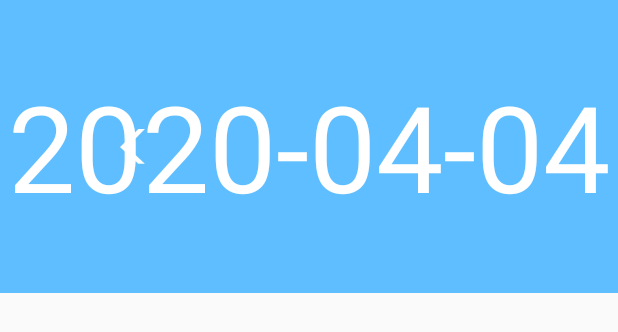
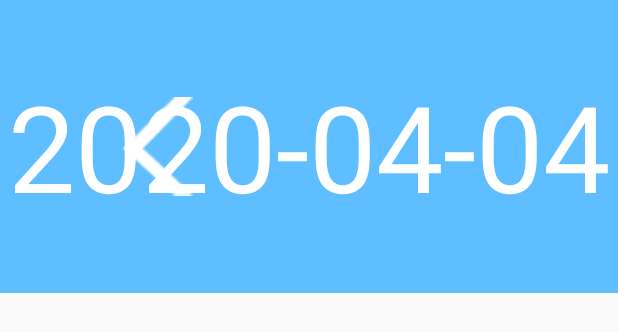
Before and after one commit to DMingOu/SH_DATA_APP, an Android app: the layout fragment_cities_situation.xml on its own in the app's theme, with its tools: preview values and no code run, on a phone screen of 412 x 824 dp. Shown: the top 332 px of the screen. Run offline under Robolectric (Android 15) with nearby library versions, the phone set to English and light mode, and no system bars.

Commit message:
初步实现地区打卡情况页面网络请求

```diff
--- a/app/src/main/java/com/qg/sh_data_app/core/bean/HeatMapData.kt
+++ b/app/src/main/java/com/qg/sh_data_app/core/bean/HeatMapData.kt
@@ -11,12 +11,12 @@ data class HeatMapData(
     @SerializedName("code")
     val code: String,
     @SerializedName("data")
-    val data: List<Data>,
+    val data: List<HeatMapDots>,
     @SerializedName("message")
     val message: String
 )
 
-data class Data(
+data class HeatMapDots(
     @SerializedName("count")
     val count: Int,
     @SerializedName("lat")
--- a/app/src/main/java/com/qg/sh_data_app/ui/MainFragment.java
+++ b/app/src/main/java/com/qg/sh_data_app/ui/MainFragment.java
@@ -10,10 +10,10 @@ import androidx.annotation.Nullable;
 
 import com.blankj.utilcode.util.ToastUtils;
 import com.leaf.library.StatusBarUtil;
-import com.orhanobut.logger.Logger;
 import com.qg.sh_data_app.R;
 import com.qg.sh_data_app.base.BaseFragment;
 import com.qg.sh_data_app.databinding.FragmentMainBinding;
+import com.qg.sh_data_app.ui.Area_Situation.CitySituationFragment;
 
 /**
  * @description: 主界面Fragment,功能菜单
@@ -72,9 +72,11 @@ public class MainFragment extends BaseFragment {
         //左上角头像的点击事件
         binding.viewAvatarMain.setOnClickListener( v -> {
             //测试跳转设置为跳转为地图页
-            start(new MapFragment());
+            start(new CitySituationFragment());
         });
     }
+
+
 
     @Override
     public boolean onBackPressedSupport() {
--- a/app/src/main/java/com/qg/sh_data_app/ui/MapFragment.kt
+++ b/app/src/main/java/com/qg/sh_data_app/ui/MapFragment.kt
@@ -14,8 +14,8 @@ import com.leaf.library.StatusBarUtil
 import com.orhanobut.logger.Logger
 import com.qg.sh_data_app.R
 import com.qg.sh_data_app.base.BaseFragment
-import com.qg.sh_data_app.core.bean.Data
 import com.qg.sh_data_app.core.bean.HeatMapData
+import com.qg.sh_data_app.core.bean.HeatMapDots
 import com.qg.sh_data_app.core.net.RetrofitManager
 import com.qg.sh_data_app.databinding.FragmentMapBinding
 import io.reactivex.Observable
@@ -128,7 +128,7 @@ class MapFragment : BaseFragment() {
                 })
     }
 
-    private fun showHeatMapData( dots : List<Data>? ){
+    private fun showHeatMapData( dots : List<HeatMapDots>? ){
         val observable: Observable<HeatMap> = Observable.create(ObservableOnSubscribe<HeatMap > {
             val heatDotList : MutableList<WeightedLatLng> = mutableListOf()
             dots?.forEach {
--- a/app/src/main/res/layout/fragment_cities_situation.xml
+++ b/app/src/main/res/layout/fragment_cities_situation.xml
@@ -1,12 +1,13 @@
 <?xml version="1.0" encoding="utf-8"?>
-<androidx.constraintlayout.widget.ConstraintLayout
+<LinearLayout
        android:id = "@+id/cl_city_situation"
        xmlns:android = "http://schemas.android.com/apk/res/android"
        android:layout_width = "match_parent"
        android:layout_height = "match_parent"
+       android:orientation="vertical"
        xmlns:app = "http://schemas.android.com/apk/res-auto">
 
-       <androidx.constraintlayout.widget.ConstraintLayout
+       <RelativeLayout
           android:id = "@+id/cl_title_city_situation"
           android:layout_width="match_parent"
           android:layout_height="88pt"
@@ -16,28 +17,29 @@
 
                 <ImageView
                 android:id = "@+id/iv_back_city_situation"
-                android:layout_width = "wrap_content"
-                android:layout_height = "wrap_content"
+                android:layout_width = "22pt"
+                android:layout_height = "31pt"
+                android:layout_centerVertical="true"
                 android:layout_marginStart="36pt"
-                android:scaleType = "fitStart"
-                android:src = "@mipmap/ic_back_left_white_titlebar"
-                app:layout_constraintBottom_toBottomOf = "parent"
-                app:layout_constraintTop_toTopOf = "parent"
-                app:layout_constraintStart_toStartOf="parent"/>
+                android:src = "@mipmap/back"
+                />
 
                 <TextView
                 android:id = "@+id/tv_title_time_city_situation"
                 android:layout_width = "wrap_content"
-                android:layout_height = "match_parent"
-                android:gravity = "center"
+                android:layout_height = "wrap_content"
+                android:layout_centerInParent="true"
                 android:text = "2020-04-04"
                 android:textColor = "#FFFFFF"
                 android:textSize = "36pt"
-                app:layout_constraintEnd_toEndOf = "parent"
-                app:layout_constraintStart_toStartOf = "parent" />
+                />
 
-            </androidx.constraintlayout.widget.ConstraintLayout>
+            </RelativeLayout>
 
+       <androidx.recyclerview.widget.RecyclerView
+       android:id = "@+id/rv_area_situation"
+       android:layout_width = "match_parent"
+       android:layout_height = "match_parent"
+       />
 
-
-</androidx.constraintlayout.widget.ConstraintLayout>
+</LinearLayout>
--- a/app/src/main/res/layout/item_area_situation.xml
+++ b/app/src/main/res/layout/item_area_situation.xml
@@ -28,7 +28,7 @@
       <View
       android:layout_width = "wrap_content"
       android:layout_height = "3pt"
-      android:background="#ffebe9e9"
+      android:background="@color/bg_divide_line"
       android:layout_alignParentBottom="true"
       />
 
--- a/app/src/main/res/values/strings.xml
+++ b/app/src/main/res/values/strings.xml
@@ -1,3 +1,5 @@
 <resources>
     <string name="app_name">安康打卡数据动态移动端</string>
+
+    <string name = "check_heat_map">"点击查看热力图"</string>
 </resources>
```
Also changed, not shown: app/build.gradle (+7 -0 lines), app/src/main/java/com/qg/sh_data_app/base/BaseMVVMFragment.java (added, +24 -0 lines), app/src/main/java/com/qg/sh_data_app/ui/Area_Situation/AreaSituationAdapter.kt (added, +23 -0 lines), app/src/main/java/com/qg/sh_data_app/ui/Area_Situation/AreaSituationViewModel.kt (added, +63 -0 lines), app/src/main/java/com/qg/sh_data_app/ui/Area_Situation/CitySituationFragment.kt (added, +82 -0 lines), app/src/main/java/com/qg/sh_data_app/ui/CitySituationFragment.kt (deleted, +0 -40 lines), app/src/main/res/drawable/shape_button_stroke_blue.xml (added, +10 -0 lines), app/src/main/res/layout/item_header_rv_area_situation.xml (added, +28 -0 lines), app/src/main/res/mipmap-xxxhdpi/ic_back_left_white_titlebar.webp (deleted).
